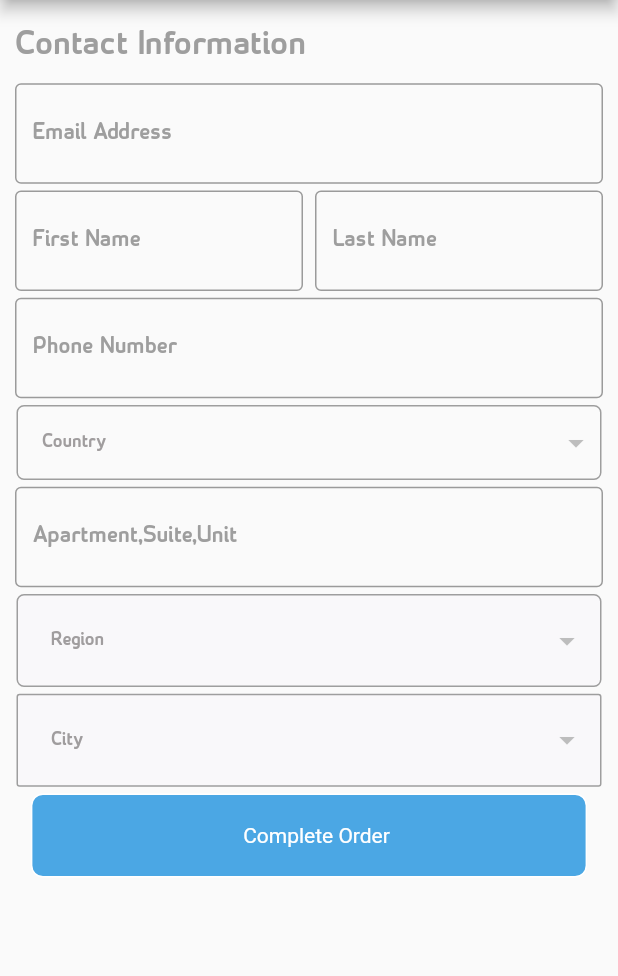
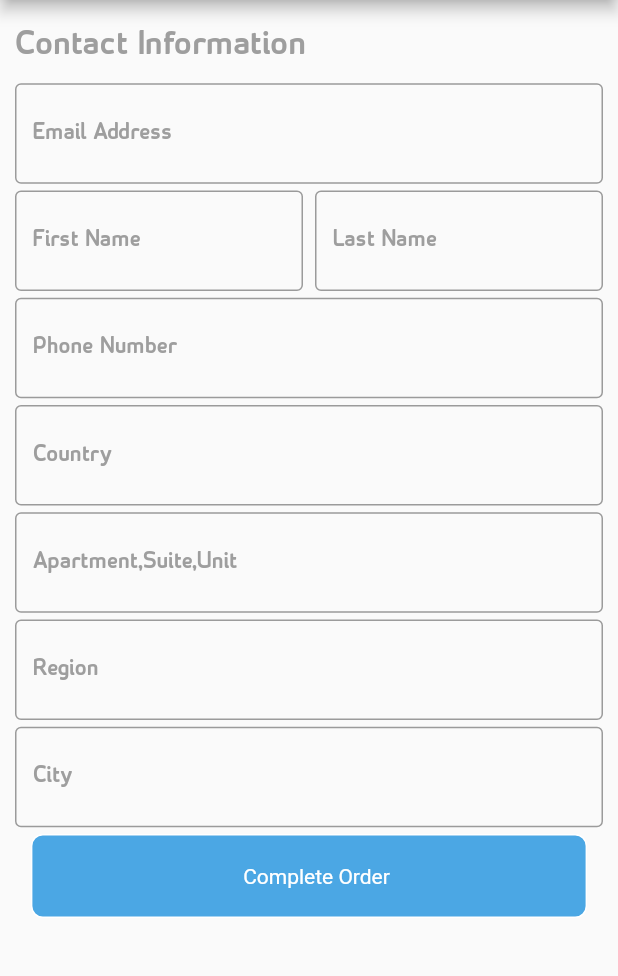
Before and after one commit to syabdullah/success-stations, a Flutter app: the UserInformation screen opened directly, on a phone screen of 412 x 824 dp, the part 105-1081 px from its top. Run offline on Flutter 3.47's test engine with Material 2 defaults, Android fonts, the phone set to English and light mode, and no system bars; our stand-ins replace carousel_slider, dio, dotted_border, firebase_core, firebase_crashlytics, flutter_html and 19 more; missing offline and left inert: clippy_flutter, custom_info_window, firebase_core_web, flutter_login_facebook, flutter_multiselect, flutter_shimmer and 8 more; accounts and stored records are empty; network calls fail; Roboto replaces fonts that are missing (SF Pro Text).

Commit message:
fixes (#137)
Co-authored-by: Asmat Ullah <asmat.ullah@codilitysolutions.com>

```diff
--- a/lib/generated_plugin_registrant.dart
+++ b/lib/generated_plugin_registrant.dart
@@ -2,6 +2,7 @@
 // Generated file. Do not edit.
 //
 
+// ignore_for_file: directives_ordering
 // ignore_for_file: lines_longer_than_80_chars
 
 import 'package:firebase_core_web/firebase_core_web.dart';
--- a/lib/view/membership/userOrderInformation.dart
+++ b/lib/view/membership/userOrderInformation.dart
@@ -47,28 +47,12 @@ class _UserInformationState extends State<UserInformation> {
               space20,
               phoneNember(),
               space20,
-              GetBuilder<ContryController>(
-                init: ContryController(),
-                builder:(val) {
-                  return countryRegion(val.countryListdata);
-                } ,
-              ),
+               countryRegion(),
               space20,
               apartmentAddress(),
               space20,
-              GetBuilder<RegionController>(
-                init: RegionController(),
-                builder: (val){
-                  return region(val.listDataRegion);
-                },
-              ),
-              space20,
-              GetBuilder<CityController>(
-                init: CityController(),
-                builder: (val){
-                  return city(val.cityListData);
-                },
-              ),
+               region(),
+              space20,city(),
               space20,
               submitButton(
               buttonText: 'Complete Order',
@@ -159,50 +143,67 @@ class _UserInformationState extends State<UserInformation> {
       controller: new TextEditingController(),
     );
   }
+  Widget countryRegion() {
+    return TextField(
+      decoration: InputDecoration(
+        border: OutlineInputBorder(),
+        hintText: 'Country',
+        hintStyle: TextStyle(
+        color: Colors.grey, // <-- Change this
+        fontSize: null,
+        fontWeight: FontWeight.w400,
+        fontStyle: FontStyle.normal,
+        ),
+        //labelText: 'Text field alternate'
+      ),
+      controller: new TextEditingController(),
+    );
+  }
 
-  Widget countryRegion(List data) {
-    return Container(
-      margin: const EdgeInsets.symmetric(horizontal: 1.0),
-        decoration: BoxDecoration(
-          border: Border.all(color: Colors.grey, width: 1),
-          borderRadius: BorderRadius.all(
-            Radius.circular(5.0) //                 <--- border radius here
-          ),
-        ),
-        child: ButtonTheme(
-          alignedDropdown: true,
-          child: Container(
-            width: Get.width,
-            child: DropdownButtonHideUnderline(
-              child: DropdownButton(
-                hint: Text(
-                  hintTextCountry != null ? hintTextCountry : 'country'.tr,
-                  style: TextStyle(fontSize: 13, color: AppColors.inputTextColor)
-                ),
-                dropdownColor: AppColors.inPutFieldColor,
-                icon: Icon(Icons.arrow_drop_down),
-                items: data.map((coun) {
-                  return DropdownMenuItem(
-                    value: coun,
-                    child:Text(coun['name']
-                  )
-                );
-              }).toList(),
-              onChanged: (val) {
-                var mapCountry;
-                setState(() {
-                  mapCountry = val as Map;
-                  hintTextCountry = mapCountry['name'];
-                  selectedCountry = mapCountry['id'];
-                });
-              },
-            )
-          ),
-        )
-      )
-    );
 
-  }
+  // Widget countryRegion(List data) {
+  //   return Container(
+  //     margin: const EdgeInsets.symmetric(horizontal: 1.0),
+  //       decoration: BoxDecoration(
+  //         border: Border.all(color: Colors.grey, width: 1),
+  //         borderRadius: BorderRadius.all(
+  //           Radius.circular(5.0) //                 <--- border radius here
+  //         ),
+  //       ),
+  //       child: ButtonTheme(
+  //         alignedDropdown: true,
+  //         child: Container(
+  //           width: Get.width,
+  //           child: DropdownButtonHideUnderline(
+  //             child: DropdownButton(
+  //               hint: Text(
+  //                 hintTextCountry != null ? hintTextCountry : 'country'.tr,
+  //                 style: TextStyle(fontSize: 13, color: AppColors.inputTextColor)
+  //               ),
+  //               dropdownColor: AppColors.inPutFieldColor,
+  //               icon: Icon(Icons.arrow_drop_down),
+  //               items: data.map((coun) {
+  //                 return DropdownMenuItem(
+  //                   value: coun,
+  //                   child:Text(coun['name']
+  //                 )
+  //               );
+  //             }).toList(),
+  //             onChanged: (val) {
+  //               var mapCountry;
+  //               setState(() {
+  //                 mapCountry = val as Map;
+  //                 hintTextCountry = mapCountry['name'];
+  //                 selectedCountry = mapCountry['id'];
+  //               });
+  //             },
+  //           )
+  //         ),
+  //       )
+  //     )
+  //   );
+
+  // }
 
   Widget streetAddress() {
     return TextField(
@@ -231,89 +232,120 @@ class _UserInformationState extends State<UserInformation> {
       controller: new TextEditingController(),
     );
   }
-  Widget region(List dataRegion) {
-    return  Container(
-      margin: const EdgeInsets.symmetric(horizontal: 1.0),
-      padding: const EdgeInsets.all(6.0),
-      width: Get.width ,//* 0.9,
-      decoration: BoxDecoration(
-        color: AppColors.inputColor,
-        border: Border.all(color: Colors.grey, width: 1),
-        borderRadius: BorderRadius.circular(5.0)
+   Widget region() {
+    return TextField(
+      decoration: InputDecoration(
+        border: OutlineInputBorder(),
+        hintText: 'Region',
+         hintStyle: TextStyle(
+        color: Colors.grey, // <-- Change this
+        fontSize: null,
+        fontWeight: FontWeight.w400,
+        fontStyle: FontStyle.normal,
+        ),
+        //labelText: 'Text field alternate'
       ),
-      child: ButtonTheme(
-        alignedDropdown: true,
-        child: DropdownButtonHideUnderline(
-          child: DropdownButton(
-            hint:Text(hintRegionText !=null ?hintRegionText : "region".tr,
-              style: TextStyle(fontSize: 13, color: AppColors.inputTextColor)
-            ),
-            dropdownColor: AppColors.inPutFieldColor,
-            icon: Icon(Icons.arrow_drop_down),
-            items: dataRegion.map((reg) {
-              return DropdownMenuItem(
-                value: reg,
-                child:Text(
-                  reg['region']
-                )
-              );
-            }).toList(),
-            onChanged: (data) {
-              var mapRegion;
-              setState(() {
-                mapRegion = data as Map ;
-                hintRegionText = mapRegion['region'];
-                selectedRegion = data['id'];
-              });
-            },
-          )
-        )
-      )
+      controller: new TextEditingController(),
+    );
+  }
+  // Widget region(List dataRegion) {
+  //   return  Container(
+  //     margin: const EdgeInsets.symmetric(horizontal: 1.0),
+  //     padding: const EdgeInsets.all(6.0),
+  //     width: Get.width ,//* 0.9,
+  //     decoration: BoxDecoration(
+  //       color: AppColors.inputColor,
+  //       border: Border.all(color: Colors.grey, width: 1),
+  //       borderRadius: BorderRadius.circular(5.0)
+  //     ),
+  //     child: ButtonTheme(
+  //       alignedDropdown: true,
+  //       child: DropdownButtonHideUnderline(
+  //         child: DropdownButton(
+  //           hint:Text(hintRegionText !=null ?hintRegionText : "region".tr,
+  //             style: TextStyle(fontSize: 13, color: AppColors.inputTextColor)
+  //           ),
+  //           dropdownColor: AppColors.inPutFieldColor,
+  //           icon: Icon(Icons.arrow_drop_down),
+  //           items: dataRegion.map((reg) {
+  //             return DropdownMenuItem(
+  //               value: reg,
+  //               child:Text(
+  //                 reg['region']
+  //               )
+  //             );
+  //           }).toList(),
+  //           onChanged: (data) {
+  //             var mapRegion;
+  //             setState(() {
+  //               mapRegion = data as Map ;
+  //               hintRegionText = mapRegion['region'];
+  //               selectedRegion = data['id'];
+  //             });
+  //           },
+  //         )
+  //       )
+  //     )
+  //   );
+  // }
+  Widget city() {
+    return TextField(
+      decoration: InputDecoration(
+        border: OutlineInputBorder(),
+        hintText: 'City',
+         hintStyle: TextStyle(
+        color: Colors.grey, // <-- Change this
+        fontSize: null,
+        fontWeight: FontWeight.w400,
+        fontStyle: FontStyle.normal,
+        ),
+        //labelText: 'Text field alternate'
+      ),
+      controller: new TextEditingController(),
     );
   }
 
-
-  Widget city(List citydata) {
-    return  Container(
-      margin: const EdgeInsets.symmetric(horizontal: 1.0),
-      padding: const EdgeInsets.all(6.0),
-      width: Get.width ,
-      decoration: BoxDecoration(
-        color: AppColors.inputColor,
-        border: Border.all(color: Colors.grey, width: 1),
-        borderRadius: BorderRadius.circular(2.0)
-      ),
-      child: ButtonTheme(
-        alignedDropdown: true,
-        child: DropdownButtonHideUnderline(
-          child: DropdownButton(
-            hint:Text(
-              hintcityText !=null ? hintcityText : "city".tr, style: TextStyle(
-                fontSize: 13, color: AppColors.inputTextColor
-              )
-            ),
-            dropdownColor: AppColors.inputColor,
-            icon: Icon(Icons.arrow_drop_down),
-            items: citydata.map((citt) {
-              // print(',,,,!!<<!<!<!<!<!<,,,,,,,cityDatat.....$citt');
-              return DropdownMenuItem(
-                value: citt,
-                child:Text(citt['city'])
-              );
-            }).toList(),
-            onChanged: (value) {
-              setState(() {
-                var mapCity ;
-                mapCity = value as Map;
-                hintcityText = mapCity['city'];
-                selectedCity = mapCity['id'];
-              });
-            },
-          )
-        )
-      )
-    );
-  }
+  // Widget city(List citydata) {
+  //   return  Container(
+  //     margin: const EdgeInsets.symmetric(horizontal: 1.0),
+  //     padding: const EdgeInsets.all(6.0),
+  //     width: Get.width ,
+  //     decoration: BoxDecoration(
+  //       color: AppColors.inputColor,
+  //       border: Border.all(color: Colors.grey, width: 1),
+  //       borderRadius: BorderRadius.circular(2.0)
+  //     ),
+  //     child: ButtonTheme(
+  //       alignedDropdown: true,
+  //       child: DropdownButtonHideUnderline(
+  //         child: DropdownButton(
+  //           hint:Text(
+  //             hintcityText !=null ? hintcityText : "city".tr, style: TextStyle(
+  //               fontSize: 13, color: AppColors.inputTextColor
+  //             )
+  //           ),
+  //           dropdownColor: AppColors.inputColor,
+  //           icon: Icon(Icons.arrow_drop_down),
+  //           items: citydata.map((citt) {
+  //             // print(',,,,!!<<!<!<!<!<!<,,,,,,,cityDatat.....$citt');
+  //             return DropdownMenuItem(
+  //               value: citt,
+  //               child:Text(citt['city'])
+  //             );
+  //           }).toList(),
+  //           onChanged: (value) {
+  //             setState(() {
+  //               var mapCity ;
+  //               mapCity = value as Map;
+  //               hintcityText = mapCity['city'];
+  //               selectedCity = mapCity['id'];
+  //             });
+  //           },
+  //         )
+  //       )
+  //     )
+  //   );
+  // }
 
 
   Widget submitButton(
```
Also changed, not shown: lib/view/auth/offer_list.dart (+15 -10 lines).
